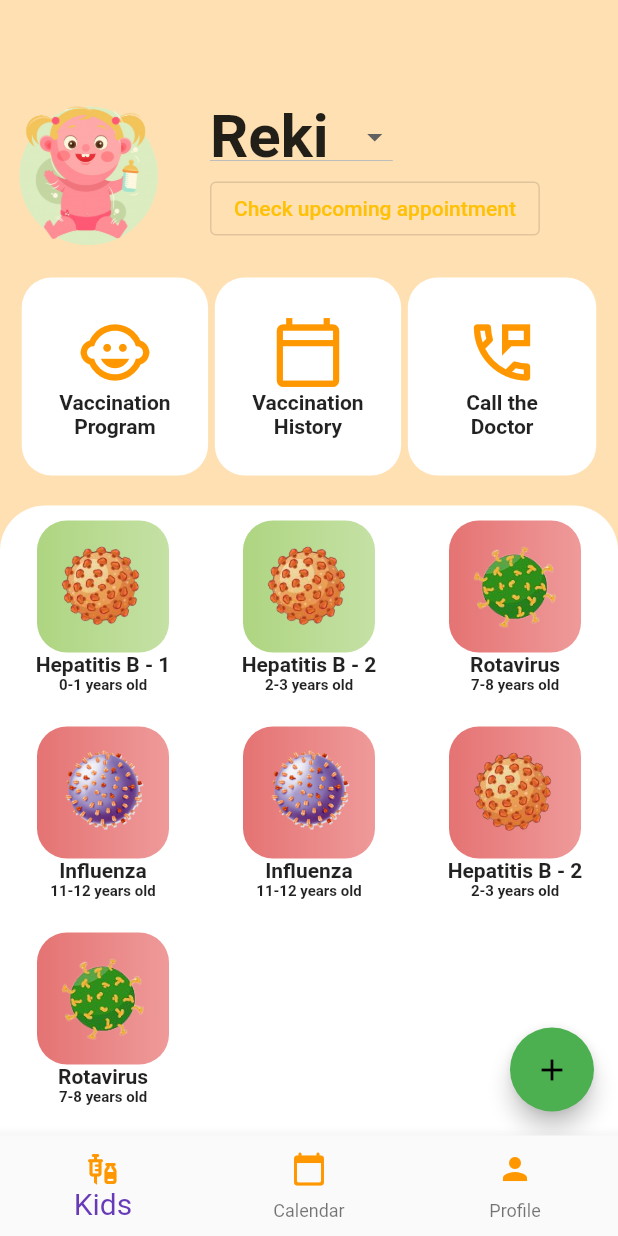
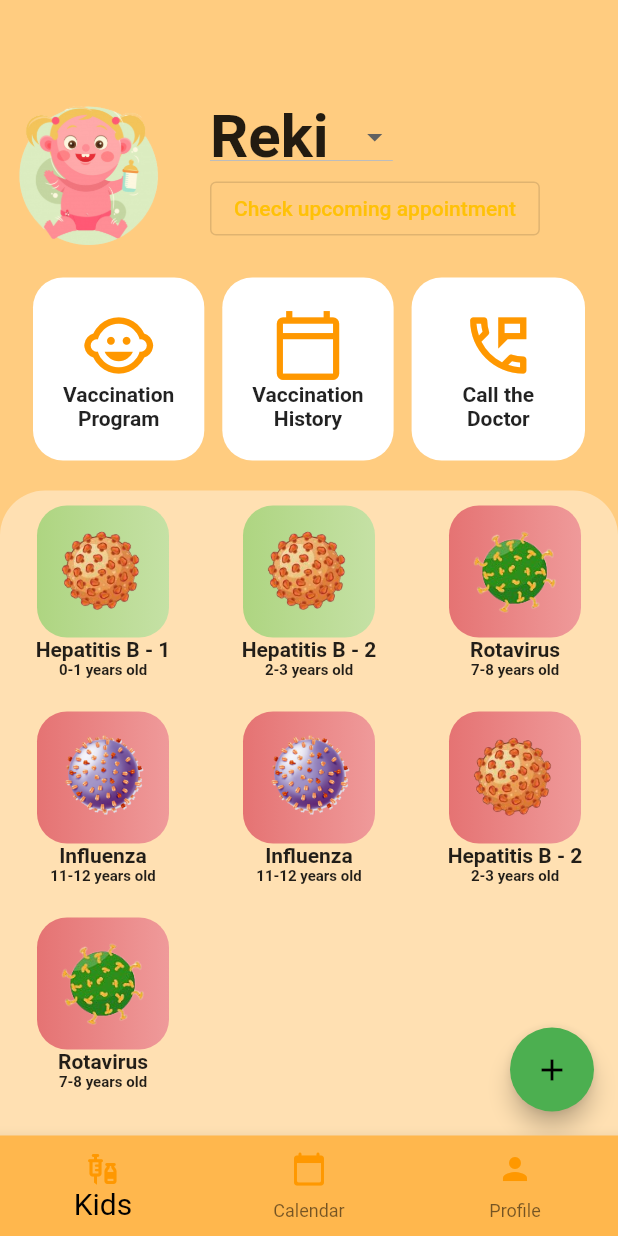
Before and after one commit to bjudob/duckcination, a Flutter app: the screen it shows after launch, on a phone screen of 412 x 824 dp. Run offline on Flutter 3.47's test engine with Material 2 defaults, Android fonts, the phone set to English and light mode, and no system bars; our stand-ins replace firebase_core, table_calendar; accounts and stored records are empty.

Commit message:
duckhome- orange

```diff
--- a/lib/main.dart
+++ b/lib/main.dart
@@ -67,7 +67,8 @@ class _MyHomePageState extends State<MyHomePage> {
               icon: Icon(Icons.person, color: Colors.orange,), label: "Profile"),
         ],
         currentIndex: selectedIndex,
-        fixedColor: Colors.deepPurple,
+        fixedColor: Colors.black,
+        backgroundColor: Colors.orange[300],
         onTap: onItemTapped,
         selectedLabelStyle: TextStyle(color: Colors.red, fontSize: 20),
       ),
--- a/lib/ui/elements/big_button.dart
+++ b/lib/ui/elements/big_button.dart
@@ -26,7 +26,7 @@ class _BigButtonState extends State<BigButton> {
             borderRadius: BorderRadius.all(Radius.circular(20))
         ),
         child: Padding(
-          padding: const EdgeInsets.fromLTRB(20,20,20,20),
+          padding: const EdgeInsets.fromLTRB(15,15,15,15),
           child: Column(
             children: [
               Icon(widget.iconData, size: 50, color: Colors.orange,),
--- a/lib/ui/screens/duck_home.dart
+++ b/lib/ui/screens/duck_home.dart
@@ -33,7 +33,7 @@ class _DuckHomeState extends State<DuckHome> {
   Widget build(BuildContext context) {
     children = duckProvider.getChildren();
     return Scaffold(
-      backgroundColor: Colors.orange.shade100,
+      backgroundColor: Colors.orange.shade200,
       body: Center(
         child: Column(
           children: [
@@ -91,8 +91,8 @@ class _DuckHomeState extends State<DuckHome> {
               ),
             ),
             Container(
-              decoration: const BoxDecoration(
-                  color: Colors.white,
+              decoration: BoxDecoration(
+                  color: Colors.orange.shade100,
                   borderRadius: BorderRadius.all(Radius.circular(30))
               ),
               child: SingleChildScrollView(
```
